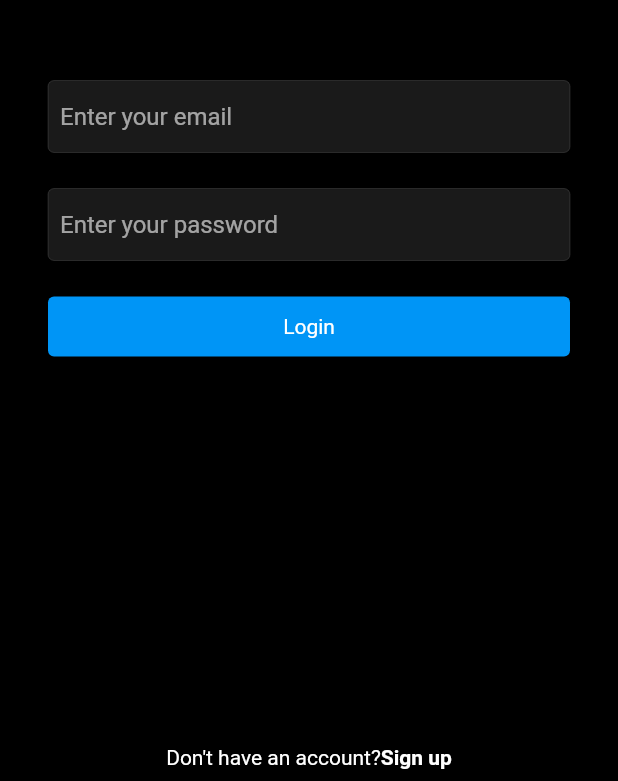
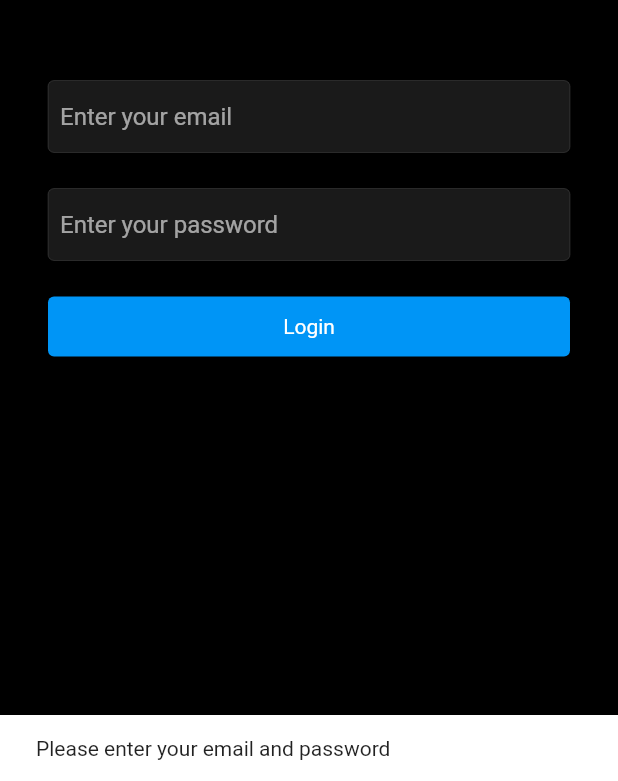
Before and after one commit to temideewan/TD-Ig-Flutter, a Flutter app: the screen it shows after launch, after a tap on "Sign up", on a phone screen of 412 x 824 dp, the part 455-1236 px from its top. Run offline on Flutter 3.47's test engine with Material 2 defaults, Android fonts, the phone set to English and light mode, and no system bars; our stand-ins replace cloud_firestore, firebase_auth, firebase_core, firebase_storage, flutter_svg, image_picker; accounts and stored records are empty; network calls fail.

```diff
--- a/lib/resources/auth_methods.dart
+++ b/lib/resources/auth_methods.dart
@@ -69,4 +69,24 @@ class AuthMethods {
     }
     return res;
   }
+
+  Future<String> loginUser({
+    required String email,
+    required String password,
+  }) async {
+    String res = "Some error occured";
+
+    try {
+      if (email.isNotEmpty || password.isNotEmpty) {
+        await _auth.signInWithEmailAndPassword(
+            email: email, password: password);
+        res = "success";
+      } else {
+        res = "Please enter your email and password";
+      }
+    } catch (e) {
+      res = e.toString();
+    }
+    return res;
+  }
 }
--- a/lib/screens/login_screen.dart
+++ b/lib/screens/login_screen.dart
@@ -1,5 +1,7 @@
 import 'package:flutter/material.dart';
 import 'package:flutter_svg/flutter_svg.dart';
+import 'package:instagram_flutter_clone/resources/auth_methods.dart';
+import 'package:instagram_flutter_clone/utils/utils.dart';
 import 'package:instagram_flutter_clone/widgets/textfield_input.dart';
 import '../utils/colors.dart';
 
@@ -13,12 +15,29 @@ class LoginScreen extends StatefulWidget {
 class _LoginScreenState extends State<LoginScreen> {
   final TextEditingController _emailController = TextEditingController();
   final TextEditingController _passwordController = TextEditingController();
+  bool _isLoading = false;
 
   @override
   void dispose() {
     super.dispose();
     _emailController.dispose();
     _passwordController.dispose();
+  }
+
+  void loginUser() async {
+    setState(() {
+      _isLoading = true;
+    });
+    String res = await AuthMethods().loginUser(
+        email: _emailController.text, password: _passwordController.text);
+
+    setState(() {
+      _isLoading = false;
+    });
+
+    if (res != "success") {
+      showSnackBar(context, res);
+    }
   }
 
   @override
@@ -50,8 +69,12 @@ class _LoginScreenState extends State<LoginScreen> {
                           isPass: true),
                       const SizedBox(height: 24),
                       InkWell(
+                        onTap: loginUser,
                         child: Container(
-                            child: const Text("Login"),
+                            child: _isLoading
+                                ? const CircularProgressIndicator.adaptive(
+                                    backgroundColor: primaryColor)
+                                : const Text("Login"),
                             width: double.infinity,
                             alignment: Alignment.center,
                             padding: const EdgeInsets.symmetric(vertical: 12),
@@ -73,7 +96,7 @@ class _LoginScreenState extends State<LoginScreen> {
                             padding: const EdgeInsets.symmetric(vertical: 8.0),
                           ),
                           GestureDetector(
-                            onTap: () => {},
+                            onTap: loginUser,
                             child: Container(
                               child: const Text("Sign up",
                                   style:
```
